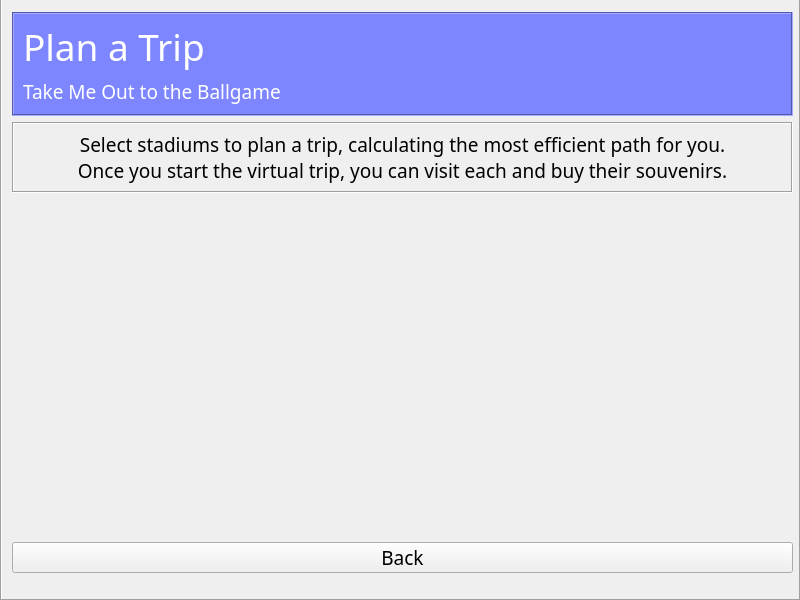
RSpeckles/Baseball, file mainwindow.ui: the form before one commit.
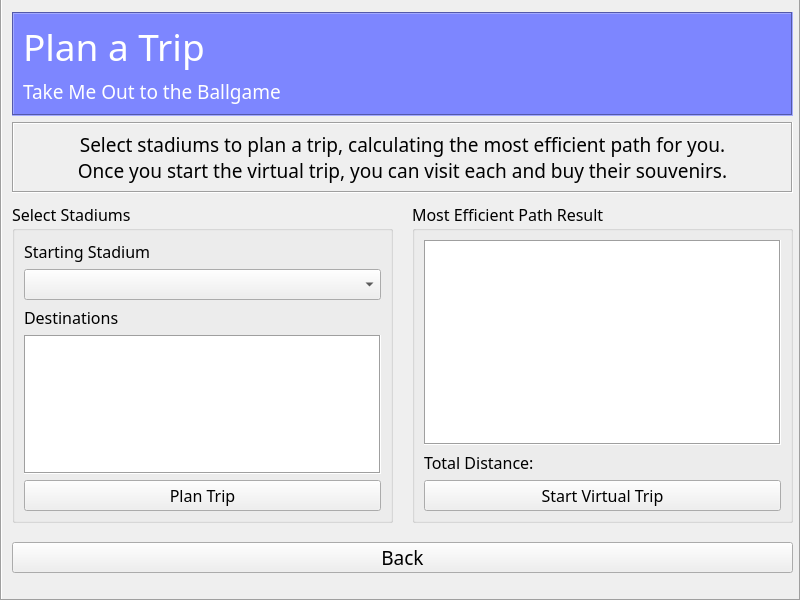
The form after the commit. The open tabs and pages were chosen to show the change.

Commit message: Planning a trip and doing a virtual trip completed

What changed in the file:
```diff
--- a/mainwindow.ui
+++ b/mainwindow.ui
@@ -23,6 +23,12 @@
       <height>621</height>
      </rect>
     </property>
+    <property name="font">
+     <font>
+      <family>Bahnschrift</family>
+      <pointsize>12</pointsize>
+     </font>
+    </property>
     <property name="frameShape">
      <enum>QFrame::Box</enum>
     </property>
@@ -805,6 +811,122 @@
        </item>
       </layout>
      </widget>
+     <widget class="QGroupBox" name="groupPlanColleges">
+      <property name="geometry">
+       <rect>
+        <x>10</x>
+        <y>220</y>
+        <width>381</width>
+        <height>321</height>
+       </rect>
+      </property>
+      <property name="font">
+       <font>
+        <family>Bahnschrift</family>
+        <pointsize>12</pointsize>
+        <bold>false</bold>
+       </font>
+      </property>
+      <property name="title">
+       <string>Select Stadiums</string>
+      </property>
+      <layout class="QFormLayout" name="formLayout_3">
+       <item row="0" column="0">
+        <widget class="QLabel" name="labelStartingStadium">
+         <property name="font">
+          <font>
+           <family>Bahnschrift Light</family>
+           <pointsize>12</pointsize>
+           <bold>false</bold>
+          </font>
+         </property>
+         <property name="text">
+          <string>Starting Stadium</string>
+         </property>
+        </widget>
+       </item>
+       <item row="1" column="0" colspan="2">
+        <widget class="QComboBox" name="comboPlanStadiums"/>
+       </item>
+       <item row="4" column="0">
+        <widget class="QLabel" name="labelDestinations">
+         <property name="font">
+          <font>
+           <family>Bahnschrift Light</family>
+           <pointsize>12</pointsize>
+           <bold>false</bold>
+          </font>
+         </property>
+         <property name="text">
+          <string>Destinations</string>
+         </property>
+        </widget>
+       </item>
+       <item row="5" column="0" colspan="2">
+        <widget class="QListWidget" name="listPlanStadiums">
+         <property name="frameShape">
+          <enum>QFrame::Box</enum>
+         </property>
+         <property name="horizontalScrollBarPolicy">
+          <enum>Qt::ScrollBarAlwaysOff</enum>
+         </property>
+        </widget>
+       </item>
+       <item row="7" column="0" colspan="2">
+        <widget class="QPushButton" name="buttonPlanTrip">
+         <property name="text">
+          <string>Plan Trip</string>
+         </property>
+        </widget>
+       </item>
+      </layout>
+     </widget>
+     <widget class="QGroupBox" name="groupCollegePath">
+      <property name="geometry">
+       <rect>
+        <x>410</x>
+        <y>220</y>
+        <width>381</width>
+        <height>321</height>
+       </rect>
+      </property>
+      <property name="font">
+       <font>
+        <family>Bahnschrift</family>
+        <pointsize>12</pointsize>
+        <bold>false</bold>
+       </font>
+      </property>
+      <property name="title">
+       <string>Most Efficient Path Result</string>
+      </property>
+      <layout class="QGridLayout" name="gridLayout">
+       <item row="0" column="1">
+        <widget class="QListWidget" name="listPathResult">
+         <property name="frameShape">
+          <enum>QFrame::Box</enum>
+         </property>
+         <property name="horizontalScrollBarPolicy">
+          <enum>Qt::ScrollBarAlwaysOff</enum>
+         </property>
+        </widget>
+       </item>
+       <item row="2" column="1">
+        <widget class="QPushButton" name="buttonStartTrip">
+         <property name="text">
+          <string>Start Virtual Trip</string>
+         </property>
+        </widget>
+       </item>
+       <item row="1" column="1">
+        <widget class="QLabel" name="labelTotalDistance">
+         <property name="text">
+          <string>Total Distance:</string>
+         </property>
+        </widget>
+       </item>
+      </layout>
+     </widget>
     </widget>
     <widget class="QWidget" name="virtualTrip">
      <widget class="QFrame" name="headerVirtualTrip">
```
Left out of the diff: 231 changed lines with no effect on the pictures. The commit also changes 11 other files.
